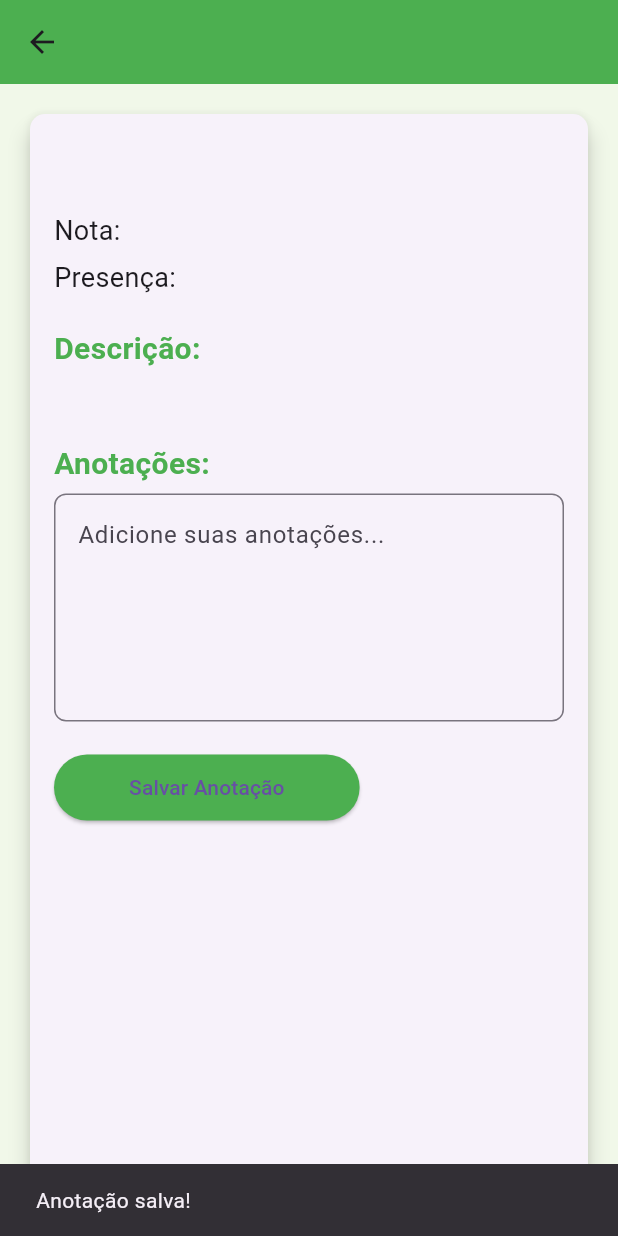
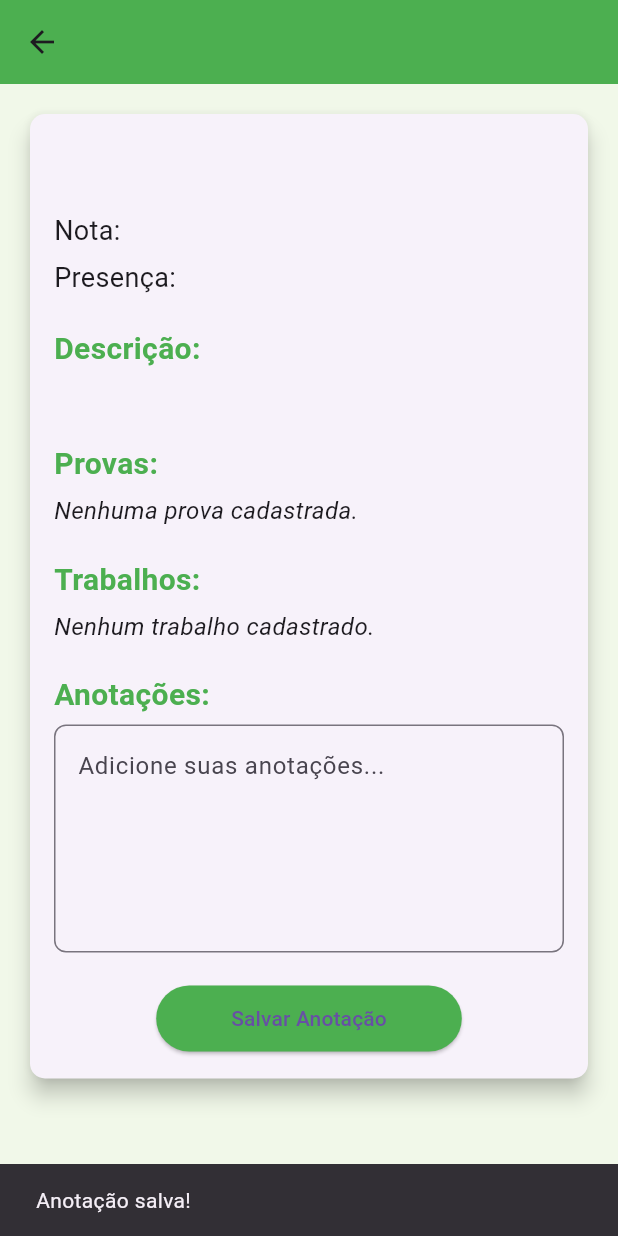
Before and after one commit to LuizFelipeSI/NotasAPP, a Flutter app: the DisciplinaDetalhesScreen screen opened directly with empty values, after a tap on "Salvar Anotação", on a phone screen of 412 x 824 dp. Run offline on Flutter 3.47's test engine with Material 3 defaults, Android fonts, the phone set to English and light mode, and no system bars.

Commit message:
implementaçao setstate

```diff
--- a/lib/screens/disciplina_detalhes_screen.dart
+++ b/lib/screens/disciplina_detalhes_screen.dart
@@ -2,11 +2,17 @@ import 'package:flutter/material.dart';
 
 class DisciplinaDetalhesScreen extends StatefulWidget {
   final Map<String, dynamic> disciplina;
+  final Function(String, String) onSalvarAnotacao;
 
-  const DisciplinaDetalhesScreen({super.key, required this.disciplina});
+  const DisciplinaDetalhesScreen({
+    super.key,
+    required this.disciplina,
+    required this.onSalvarAnotacao,
+  });
 
   @override
-  _DisciplinaDetalhesScreenState createState() => _DisciplinaDetalhesScreenState();
+  _DisciplinaDetalhesScreenState createState() =>
+      _DisciplinaDetalhesScreenState();
 }
 
 class _DisciplinaDetalhesScreenState extends State<DisciplinaDetalhesScreen> {
@@ -27,12 +33,13 @@ class _DisciplinaDetalhesScreenState extends State<DisciplinaDetalhesScreen> {
   }
 
   void salvarAnotacao() {
-    setState(() {
-      widget.disciplina['anotacoes'] = _anotacoesController.text;
-    });
-    ScaffoldMessenger.of(context).showSnackBar(
-      const SnackBar(content: Text('Anotação salva!')),
+    widget.onSalvarAnotacao(
+      widget.disciplina['nome'],
+      _anotacoesController.text,
     );
+    ScaffoldMessenger.of(
+      context,
+    ).showSnackBar(const SnackBar(content: Text('Anotação salva!')));
   }
 
   @override
@@ -52,6 +59,7 @@ class _DisciplinaDetalhesScreenState extends State<DisciplinaDetalhesScreen> {
           ),
           child: Padding(
             padding: const EdgeInsets.all(16.0),
+            child: SingleChildScrollView(
               child: Column(
                 crossAxisAlignment: CrossAxisAlignment.start,
                 children: [
@@ -64,9 +72,15 @@ class _DisciplinaDetalhesScreenState extends State<DisciplinaDetalhesScreen> {
                     ),
                   ),
                   const SizedBox(height: 15),
-                Text('Nota: ${widget.disciplina['nota']}', style: const TextStyle(fontSize: 18)),
+                  Text(
+                    'Nota: ${widget.disciplina['nota']}',
+                    style: const TextStyle(fontSize: 18),
+                  ),
                   const SizedBox(height: 5),
-                Text('Presença: ${widget.disciplina['presenca']}', style: const TextStyle(fontSize: 18)),
+                  Text(
+                    'Presença: ${widget.disciplina['presenca']}',
+                    style: const TextStyle(fontSize: 18),
+                  ),
                   const SizedBox(height: 20),
                   const Text(
                     'Descrição:',
@@ -77,7 +91,72 @@ class _DisciplinaDetalhesScreenState extends State<DisciplinaDetalhesScreen> {
                     ),
                   ),
                   const SizedBox(height: 5),
-                Text(widget.disciplina['descricao'], style: const TextStyle(fontSize: 16)),
+                  Text(
+                    widget.disciplina['descricao'],
+                    style: const TextStyle(fontSize: 16),
+                  ),
+                  const SizedBox(height: 20),
+                  const Text(
+                    'Provas:',
+                    style: TextStyle(
+                      fontSize: 20,
+                      fontWeight: FontWeight.bold,
+                      color: Colors.green,
+                    ),
+                  ),
+                  const SizedBox(height: 5),
+                  if (widget.disciplina['provas'].isNotEmpty)
+                    Column(
+                      crossAxisAlignment: CrossAxisAlignment.start,
+                      children:
+                          widget.disciplina['provas']
+                              .map<Widget>(
+                                (prova) => Text(
+                                  '- $prova',
+                                  style: const TextStyle(fontSize: 16),
+                                ),
+                              )
+                              .toList(),
+                    )
+                  else
+                    const Text(
+                      'Nenhuma prova cadastrada.',
+                      style: TextStyle(
+                        fontSize: 16,
+                        fontStyle: FontStyle.italic,
+                      ),
+                    ),
+                  const SizedBox(height: 20),
+                  const Text(
+                    'Trabalhos:',
+                    style: TextStyle(
+                      fontSize: 20,
+                      fontWeight: FontWeight.bold,
+                      color: Colors.green,
+                    ),
+                  ),
+                  const SizedBox(height: 5),
+                  if (widget.disciplina['trabalhos'].isNotEmpty)
+                    Column(
+                      crossAxisAlignment: CrossAxisAlignment.start,
+                      children:
+                          widget.disciplina['trabalhos']
+                              .map<Widget>(
+                                (trabalho) => Text(
+                                  '- $trabalho',
+                                  style: const TextStyle(fontSize: 16),
+                                ),
+                              )
+                              .toList(),
+                    )
+                  else
+                    const Text(
+                      'Nenhum trabalho cadastrado.',
+                      style: TextStyle(
+                        fontSize: 16,
+                        fontStyle: FontStyle.italic,
+                      ),
+                    ),
                   const SizedBox(height: 20),
                   const Text(
                     'Anotações:',
@@ -99,12 +178,17 @@ class _DisciplinaDetalhesScreenState extends State<DisciplinaDetalhesScreen> {
                     maxLines: 5,
                   ),
                   const SizedBox(height: 20),
-                ElevatedButton(
+                  Center(
+                    child: ElevatedButton(
                       onPressed: salvarAnotacao,
                       child: const Text('Salvar Anotação'),
                       style: ElevatedButton.styleFrom(
                         backgroundColor: Colors.green,
-                    padding: const EdgeInsets.symmetric(horizontal: 50, vertical: 12),
+                        padding: const EdgeInsets.symmetric(
+                          horizontal: 50,
+                          vertical: 12,
+                        ),
+                      ),
                     ),
                   ),
                 ],
@@ -112,6 +196,17 @@ class _DisciplinaDetalhesScreenState extends State<DisciplinaDetalhesScreen> {
             ),
           ),
         ),
+      ),
+    );
+  }
+
+  PageRouteBuilder _createRoute(Widget page) {
+    return PageRouteBuilder(
+      transitionDuration: const Duration(milliseconds: 500),
+      pageBuilder: (context, animation, secondaryAnimation) => page,
+      transitionsBuilder: (context, animation, secondaryAnimation, child) {
+        return FadeTransition(opacity: animation, child: child);
+      },
     );
   }
 }
```
Also changed, not shown: lib/main.dart (+1 -17 lines), lib/providers/disciplina_provider.dart (deleted, +0 -37 lines), lib/providers/user_provider.dart (deleted, +0 -18 lines), lib/screens/home_screen.dart (+45 -14 lines), lib/screens/login_screen.dart (+8 -4 lines). Lines whose indentation alone changed are shown as unchanged.
